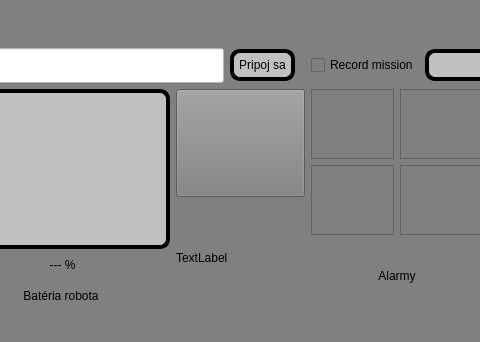
Above: robotGUI/mainwindow.ui from Samwise101/robotHMI before the change; both pictures show x 286 to 766 and y 652 to 994 of the 1187 by 994 pixel window. Below: the same form after it.
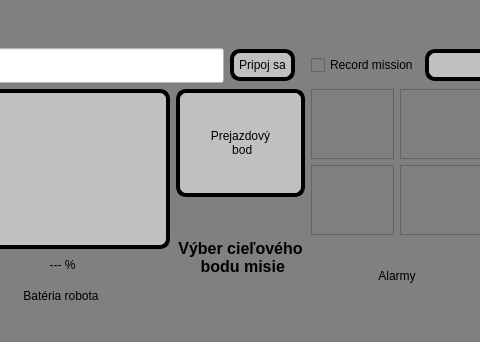
That is the form after the change. Icons and pictures are not drawn.

Diff of the .ui file:
```diff
--- a/robotGUI/mainwindow.ui
+++ b/robotGUI/mainwindow.ui
@@ -579,22 +579,62 @@
          <number>7</number>
         </property>
         <item>
-         <widget class="QPushButton" name="pushButton">
+         <widget class="QPushButton" name="zmenTypBoduButton">
           <property name="sizePolicy">
            <sizepolicy hsizetype="Minimum" vsizetype="Minimum">
             <horstretch>0</horstretch>
             <verstretch>0</verstretch>
            </sizepolicy>
           </property>
+          <property name="styleSheet">
+           <string notr="true">#zmenTypBoduButton{
+	background-color: silver;
+	border-style:outset;
+    border-radius: 10px;
+	border-color:black;
+	border-width:4px;
+    padding: 5px;
+	font: 700 12pt &quot;Segoe UI&quot;;
+	color:black
+}
+
+##zmenTypBoduButton::pressed{
+	background-color: rgb(91, 91, 91);
+	border-style:outset;
+    border-radius: 10px;
+	border-color:#ffffff;
+	border-width:4px;
+    padding: 5px;
+	font: 700 12pt &quot;Segoe UI&quot;;
+	color:#ffffff
+}</string>
+          </property>
           <property name="text">
-           <string/>
+           <string>Prejazdový
+ bod</string>
           </property>
          </widget>
         </item>
         <item>
          <widget class="QLabel" name="label_11">
+          <property name="font">
+           <font>
+            <family>Segoe UI</family>
+            <pointsize>12</pointsize>
+            <italic>false</italic>
+            <bold>true</bold>
+           </font>
+          </property>
+          <property name="styleSheet">
+           <string notr="true">font: 700 12pt &quot;Segoe UI&quot;;
+color:black</string>
+          </property>
           <property name="text">
-           <string>TextLabel</string>
+           <string>Výber cieľového
+ bodu misie</string>
+          </property>
+          <property name="alignment">
+           <set>Qt::AlignCenter</set>
           </property>
          </widget>
         </item>
@@ -610,7 +650,7 @@
      <x>0</x>
      <y>0</y>
      <width>1187</width>
-     <height>28</height>
+     <height>23</height>
     </rect>
    </property>
    <property name="font">
```
